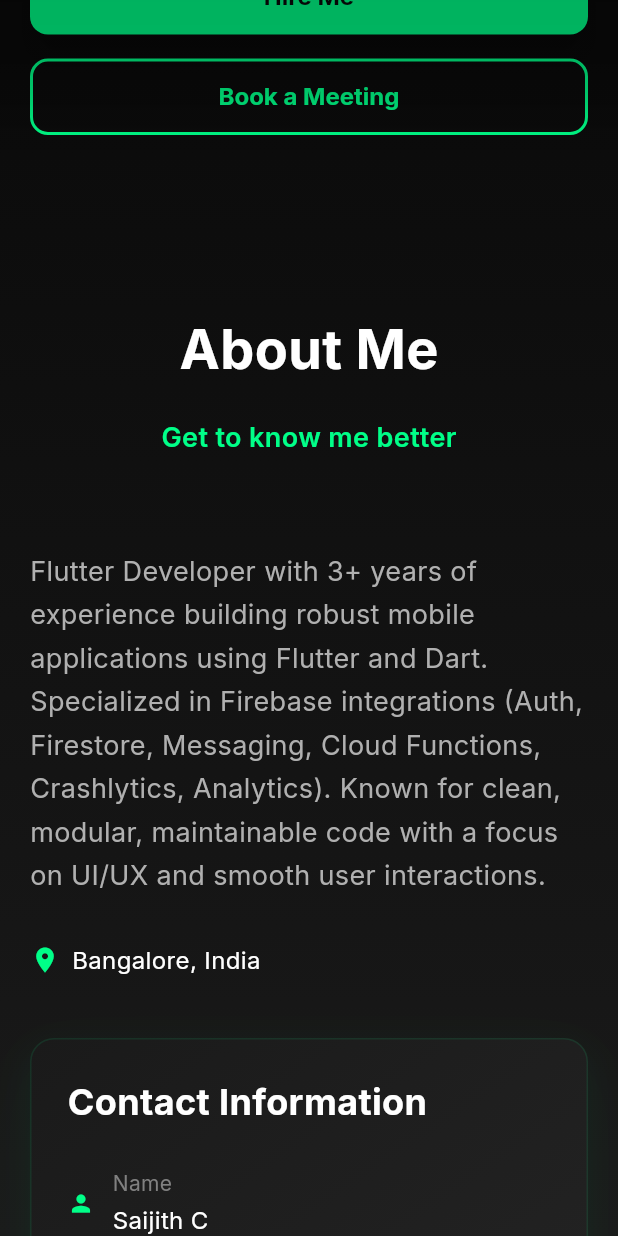
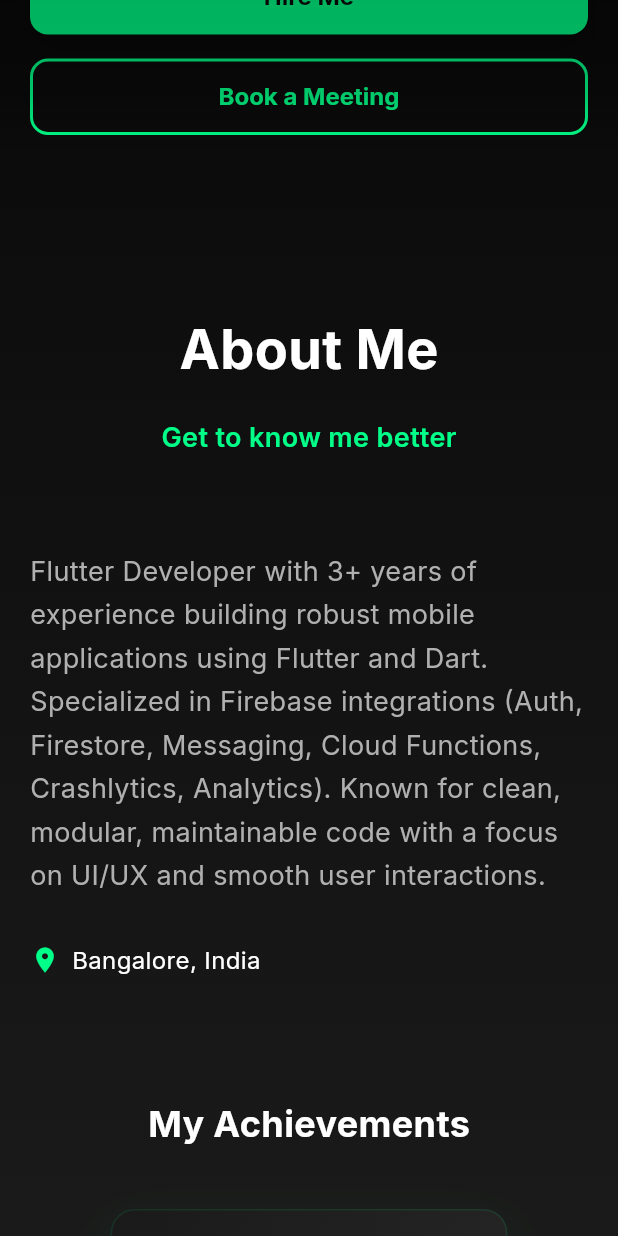
Before and after one commit to saijithc/myPortfolio, a Flutter app: the screen it shows after launch, scrolled down 576 dp, on a phone screen of 412 x 824 dp. Run offline on Flutter 3.47's test engine with Material 3 defaults, Android fonts, the phone set to English and light mode, and no system bars; our stand-ins replace google_fonts, responsive_framework.

Commit message:
updated about section

```diff
--- a/lib/views/sections/about_section.dart
+++ b/lib/views/sections/about_section.dart
@@ -53,17 +53,17 @@ class AboutSection extends StatelessWidget {
               children: [
                 // Left Column - About Text
                 Expanded(
-                  flex: 2,
+                  // flex: 2,
                   child: _buildAboutText(context),
                 ),
 
-                const SizedBox(width: 60),
+                // const SizedBox(width: 60),
 
                 // Right Column - Contact Info
-                Expanded(
-                  flex: 1,
-                  child: _buildContactInfo(context),
-                ),
+                // Expanded(
+                //   flex: 1,
+                //   child: _buildContactInfo(context),
+                // ),
               ],
             ),
           ],
@@ -81,15 +81,15 @@ class AboutSection extends StatelessWidget {
     return Column(
       children: [
         _buildAboutText(context),
-        const SizedBox(height: 40),
-        _buildContactInfo(context),
+        // const SizedBox(height: 40),
+        // _buildContactInfo(context),
       ],
     );
   }
 
   Widget _buildAboutText(BuildContext context) {
     return Column(
-      crossAxisAlignment: CrossAxisAlignment.start,
+      crossAxisAlignment: CrossAxisAlignment.center,
       children: [
         Text(
           AppConstants.aboutSummary,
```
